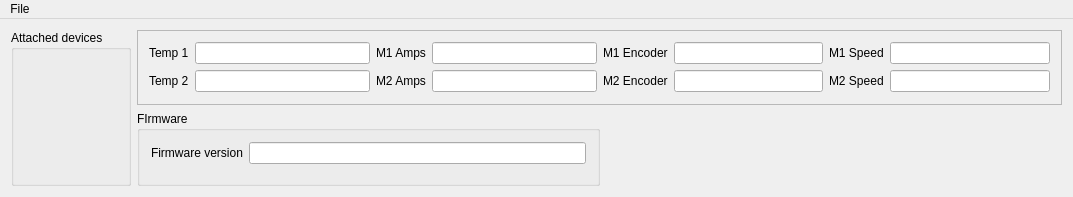
First picture: the form in ui/roboclaw_ui/roboclawmain.ui, repository lsolanka/roboclaw, before the edit.
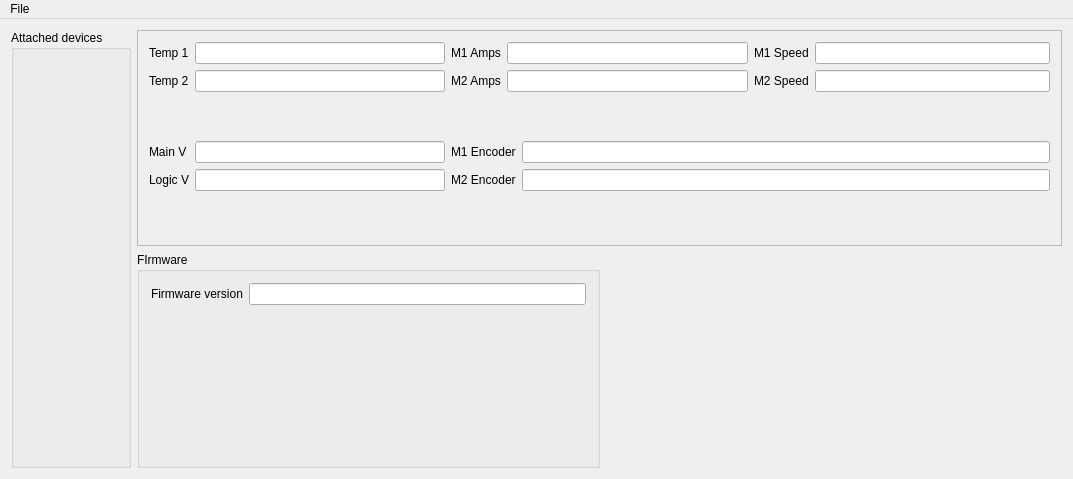
Second picture: the form after the edit.

Commit message: add reading out of some basic values in the UI

The edit to the form file:
```diff
--- a/ui/roboclaw_ui/roboclawmain.ui
+++ b/ui/roboclaw_ui/roboclawmain.ui
@@ -10,7 +10,7 @@
     <x>0</x>
     <y>0</y>
     <width>1073</width>
-    <height>197</height>
+    <height>479</height>
    </rect>
   </property>
   <property name="sizePolicy">
@@ -23,10 +23,7 @@
    <string>RoboclawMain</string>
   </property>
   <widget class="QWidget" name="centralWidget">
-   <layout class="QHBoxLayout" name="horizontalLayout_3">
-    <property name="sizeConstraint">
-     <enum>QLayout::SetMinimumSize</enum>
-    </property>
+   <layout class="QHBoxLayout" name="horizontalLayout">
     <item>
      <widget class="QGroupBox" name="groupBox">
       <property name="title">
@@ -45,8 +42,8 @@
         <property name="frameShadow">
          <enum>QFrame::Raised</enum>
         </property>
-        <layout class="QHBoxLayout" name="horizontalLayout">
-         <item>
+        <layout class="QGridLayout" name="gridLayout">
+         <item row="0" column="0">
           <layout class="QFormLayout" name="formLayout">
            <item row="0" column="0">
             <widget class="QLabel" name="label">
@@ -78,7 +75,7 @@
            </item>
           </layout>
          </item>
-         <item>
+         <item row="0" column="1">
           <layout class="QFormLayout" name="formLayout_2">
            <item row="0" column="0">
             <widget class="QLabel" name="label_3">
@@ -110,7 +107,71 @@
            </item>
           </layout>
          </item>
-         <item>
+         <item row="0" column="2">
+          <layout class="QFormLayout" name="formLayout_4">
+           <item row="0" column="1">
+            <widget class="QLineEdit" name="m1SpeedEdit">
+             <property name="readOnly">
+              <bool>true</bool>
+             </property>
+            </widget>
+           </item>
+           <item row="1" column="0">
+            <widget class="QLabel" name="label_11">
+             <property name="text">
+              <string>M2 Speed</string>
+             </property>
+            </widget>
+           </item>
+           <item row="1" column="1">
+            <widget class="QLineEdit" name="m2SpeedEdit">
+             <property name="readOnly">
+              <bool>true</bool>
+             </property>
+            </widget>
+           </item>
+           <item row="0" column="0">
+            <widget class="QLabel" name="label_12">
+             <property name="text">
+              <string>M1 Speed</string>
+             </property>
+            </widget>
+           </item>
+          </layout>
+         </item>
+         <item row="1" column="0">
+          <layout class="QFormLayout" name="formLayout_6">
+           <item row="0" column="1">
+            <widget class="QLineEdit" name="mainBattVoltageEdit">
+             <property name="readOnly">
+              <bool>true</bool>
+             </property>
+            </widget>
+           </item>
+           <item row="1" column="0">
+            <widget class="QLabel" name="label_6">
+             <property name="text">
+              <string>Logic V</string>
+             </property>
+            </widget>
+           </item>
+           <item row="1" column="1">
+            <widget class="QLineEdit" name="logicBattVoltageEdit">
+             <property name="readOnly">
+              <bool>true</bool>
+             </property>
+            </widget>
+           </item>
+           <item row="0" column="0">
+            <widget class="QLabel" name="label_5">
+             <property name="text">
+              <string>Main V</string>
+             </property>
+            </widget>
+           </item>
+          </layout>
+         </item>
+         <item row="1" column="1" colspan="2">
           <layout class="QFormLayout" name="formLayout_3">
            <item row="0" column="0">
             <widget class="QLabel" name="label_10">
@@ -134,39 +195,7 @@
             </widget>
            </item>
            <item row="1" column="1">
-            <widget class="QLineEdit" name="lineEdit_10">
-             <property name="readOnly">
-              <bool>true</bool>
-             </property>
-            </widget>
-           </item>
-          </layout>
-         </item>
-         <item>
-          <layout class="QFormLayout" name="formLayout_4">
-           <item row="0" column="0">
-            <widget class="QLabel" name="label_12">
-             <property name="text">
-              <string>M1 Speed</string>
-             </property>
-            </widget>
-           </item>
-           <item row="0" column="1">
-            <widget class="QLineEdit" name="lineEdit_11">
-             <property name="readOnly">
-              <bool>true</bool>
-             </property>
-            </widget>
-           </item>
-           <item row="1" column="0">
-            <widget class="QLabel" name="label_11">
-             <property name="text">
-              <string>M2 Speed</string>
-             </property>
-            </widget>
-           </item>
-           <item row="1" column="1">
-            <widget class="QLineEdit" name="lineEdit_12">
+            <widget class="QLineEdit" name="m2EncEdit">
              <property name="readOnly">
               <bool>true</bool>
              </property>
```
Left out of the diff: 6 changed lines with no effect on the pictures. The commit also changes 3 other files.
